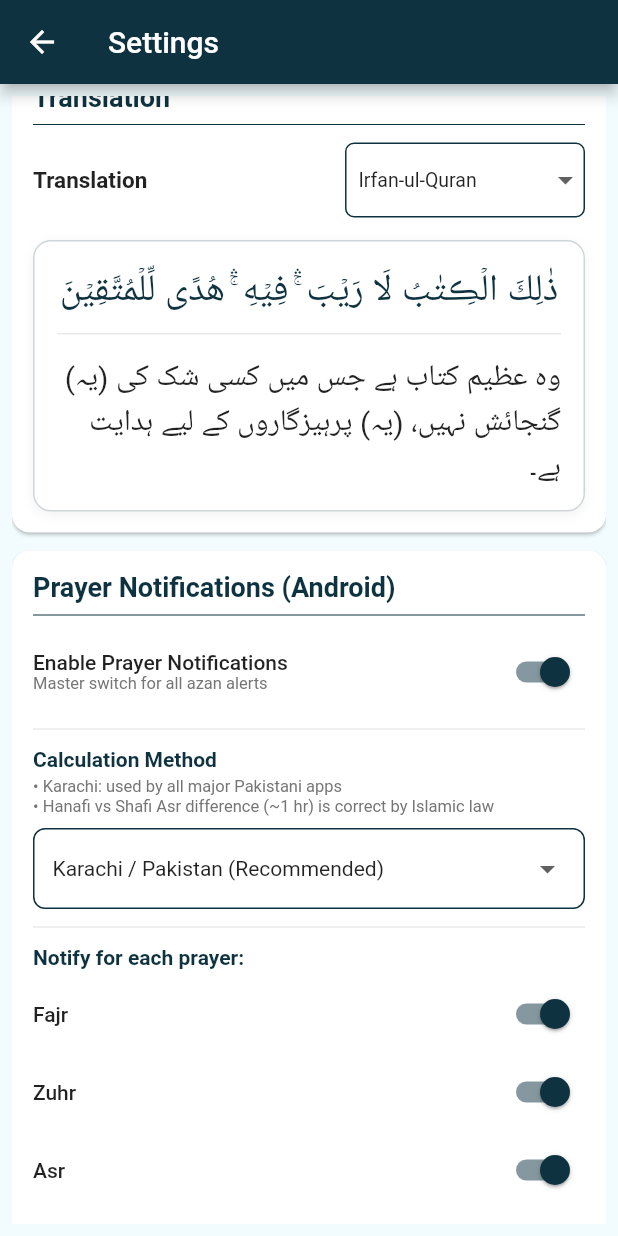
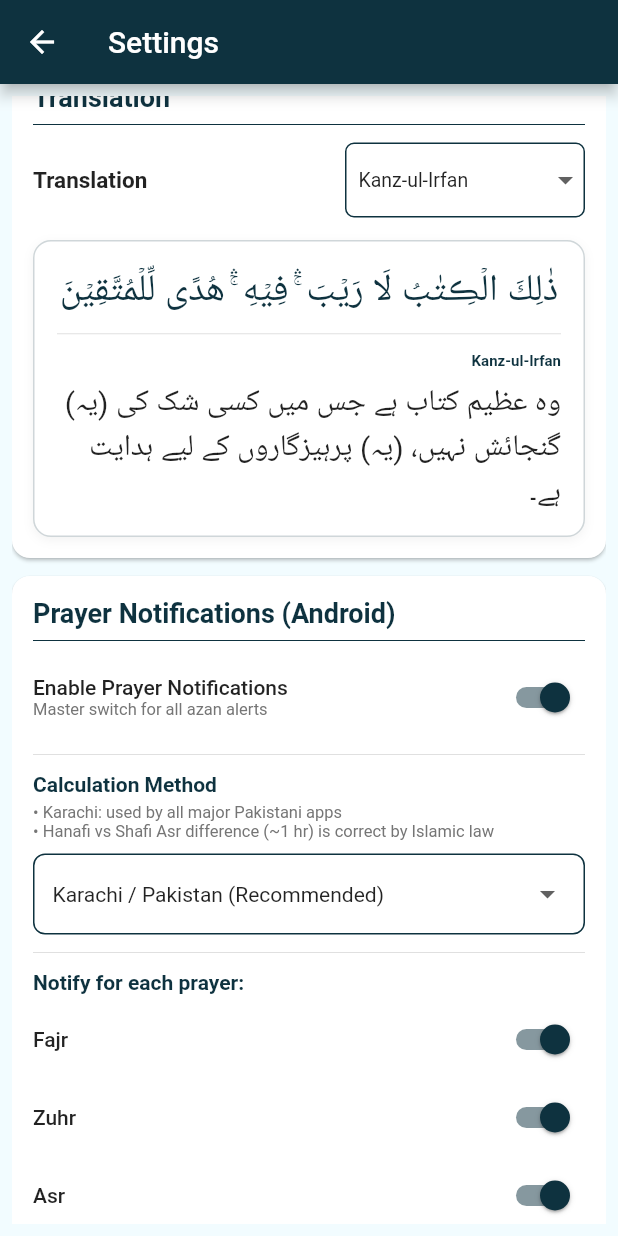
Before and after one commit to arhamsarwar786/iqra_quran_app, a Flutter app: the SettingScreen screen opened directly, scrolled down 576 dp, on a phone screen of 412 x 824 dp. Run offline on Flutter 3.47's test engine with Material 3 defaults, Android fonts, the light colour scheme and no system bars; our stand-ins replace carousel_slider, file_picker, flutter_card_swiper, flutter_compass, flutter_local_notifications, geocoding and 10 more; missing offline and left inert: adhan_dart, arabic_numbers, geolocator_web, shared_preferences_web; accounts and stored records are empty; generated files the repository leaves out were written again; Roboto replaces fonts that are missing (AlQalamQuranMajeed, kgf, nastaleeq).

Commit message:
tarjama option is done

```diff
--- a/lib/Provider/theme_provider.dart
+++ b/lib/Provider/theme_provider.dart
@@ -92,10 +92,15 @@ class ThemeProvider extends ChangeNotifier {
 
   /// Translation
   String selectedTranslation =
-      "irfan"; // irfan or hind (irfan is Irfan-ul-Quran)
+      "irfan"; // irfan or hind (irfan: Kanz-ul-Irfan, hind: Kanz-ul-Iman)
 
   getSelectedTranslation() async {
     var data = await SavedPrefernces.getSelectedTranslation();
+    // Migrate old keys to standard 'hind' key
+    if (data == "furqan" || data == "iman") {
+      data = "hind";
+      SavedPrefernces.setSelectedTranslation(data);
+    }
     selectedTranslation = data;
     notifyListeners();
   }
--- a/lib/Screens/MainPage/Drawer/setting_screen.dart
+++ b/lib/Screens/MainPage/Drawer/setting_screen.dart
@@ -309,21 +309,24 @@ class _SettingScreenState extends State<SettingScreen> {
                             bloc: bloc,
                             child: DropdownButtonHideUnderline(
                               child: DropdownButton<String>(
-                                value: bloc.selectedTranslation,
+                                value: (bloc.selectedTranslation == "irfan" ||
+                                        bloc.selectedTranslation == "hind")
+                                    ? bloc.selectedTranslation
+                                    : "irfan",
                                 isExpanded: true,
                                 items: const [
                                   DropdownMenuItem(
                                       value: "irfan",
                                       child: Padding(
                                         padding: EdgeInsets.only(left: 8.0),
-                                        child: Text("Irfan-ul-Quran",
+                                        child: Text("Kanz-ul-Irfan",
                                             style: TextStyle(fontSize: 13)),
                                       )),
                                   DropdownMenuItem(
-                                      value: "furqan",
+                                      value: "hind",
                                       child: Padding(
                                         padding: EdgeInsets.only(left: 8.0),
-                                        child: Text("Furqan-ul-Hameed",
+                                        child: Text("Kanz-ul-Iman",
                                             style: TextStyle(fontSize: 13)),
                                       )),
                                 ],
@@ -369,8 +372,20 @@ class _SettingScreenState extends State<SettingScreen> {
                             const Divider(height: 25),
                             Text(
                               bloc.selectedTranslation == "irfan"
+                                  ? "Kanz-ul-Irfan"
+                                  : "Kanz-ul-Iman",
+                              textAlign: TextAlign.right,
+                              style: TextStyle(
+                                fontSize: 10,
+                                fontWeight: FontWeight.bold,
+                                color: bloc.selectedTheme,
+                              ),
+                            ),
+                            const SizedBox(height: 5),
+                            Text(
+                              bloc.selectedTranslation == "irfan"
                                   ? "(یہ) وہ عظیم کتاب ہے جس میں کسی شک کی گنجائش نہیں، (یہ) پرہیزگاروں کے لیے ہدایت ہے۔"
-                                  : "یہ وہ کتاب ہے جس میں کوئی شک نہیں، (یہ) ہدایت ہے تقویٰ والوں کے لیے۔",
+                                  : "وہ بلند رتبہ کتاب جس میں کوئی شک کی جگہ نہیں، ہدایت ہے ڈر والوں کو۔",
                               textAlign: TextAlign.right,
                               style: TextStyle(
                                 fontSize: bloc.urduFontSize - 5,
--- a/lib/Screens/MainPage/Quran/Quranview.dart
+++ b/lib/Screens/MainPage/Quran/Quranview.dart
@@ -392,8 +392,8 @@ class _QuranViewState extends State<QuranView> {
                         }
                       },
                       items: [
-                        const BottomNavigationBarItem(
-                          icon: Padding(
+                        BottomNavigationBarItem(
+                          icon: const Padding(
                             padding: EdgeInsets.only(bottom: 4.0),
                             child: Icon(
                               Icons.menu_book_rounded,
@@ -401,7 +401,9 @@ class _QuranViewState extends State<QuranView> {
                               size: 26,
                             ),
                           ),
-                          label: "Translation",
+                          label: bloc.selectedTranslation == "irfan"
+                              ? "Kanz-ul-Irfan"
+                              : "Kanz-ul-Iman",
                         ),
                         BottomNavigationBarItem(
                           icon: Padding(
--- a/lib/Screens/MainPage/Quran/para_arabic_screen.dart
+++ b/lib/Screens/MainPage/Quran/para_arabic_screen.dart
@@ -511,8 +511,8 @@ class _ParaArabicScreenState extends State<ParaArabicScreen> {
                     }
                   },
                   items: [
-                    const BottomNavigationBarItem(
-                      icon: Padding(
+                    BottomNavigationBarItem(
+                      icon: const Padding(
                         padding: EdgeInsets.only(bottom: 4.0),
                         child: Icon(
                           Icons.menu_book_rounded,
@@ -520,7 +520,9 @@ class _ParaArabicScreenState extends State<ParaArabicScreen> {
                           size: 26,
                         ),
                       ),
-                      label: "Translation",
+                      label: bloc.selectedTranslation == "irfan"
+                          ? "Kanz-ul-Irfan"
+                          : "Kanz-ul-Iman",
                     ),
                     BottomNavigationBarItem(
                       icon: Padding(
--- a/lib/Utils/bottom_sheet_preview.dart
+++ b/lib/Utils/bottom_sheet_preview.dart
@@ -138,10 +138,10 @@ class _BottomSheetContentState extends State<_BottomSheetContent> {
 
                 if (bloc.selectedTranslation == "irfan") {
                   translationText = aya.tarjumaIrfan ?? "";
-                  translatorName = "عرفان القرآن";
+                  translatorName = "Kanz-ul-Irfan";
                 } else {
-                  translationText = aya.tarjumaPak ?? "";
-                  translatorName = "کنز الایمان";
+                  translationText = aya.tarjumaHind ?? "";
+                  translatorName = "Kanz-ul-Iman";
                 }
 
                 return Padding(
--- a/lib/components/tranlation_card_section.dart
+++ b/lib/components/tranlation_card_section.dart
@@ -32,10 +32,10 @@ class TranlationCardSection extends StatelessWidget {
 
     if (provider.selectedTranslation == "irfan") {
       translationText = aya.tarjumaIrfan ?? "";
-      translatorName = "عرفان القرآن";
+      translatorName = "Kanz-ul-Irfan";
     } else {
-      translationText = aya.tarjumaPak ?? "";
-      translatorName = "کنز الایمان";
+      translationText = aya.tarjumaHind ?? "";
+      translatorName = "Kanz-ul-Iman";
     }
 
     return GestureDetector(
```
Also changed, not shown: 1 other file.
